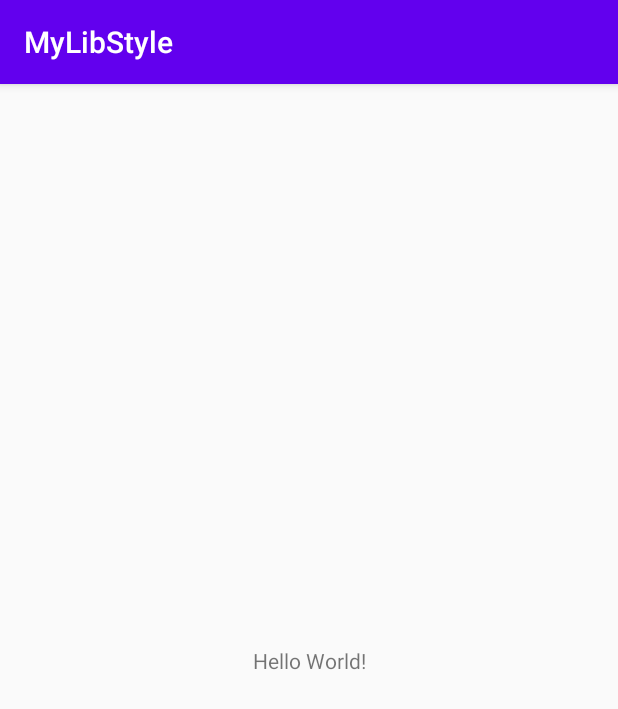
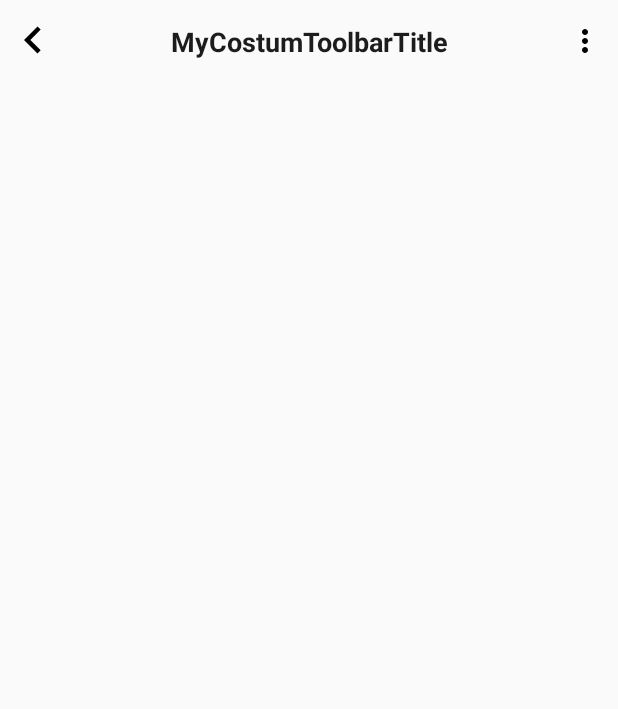
Before and after one commit to gzeinnumer/MyLibStyle, an Android app: the screen it shows after launch (MainActivity), on a phone screen of 412 x 824 dp. Shown: the top 709 px of the screen. Run offline under Robolectric (Android 15) with nearby library versions, the phone set to English and light mode, and no system bars.

Commit message:
bug on top text toolbar

```diff
--- a/app/build.gradle
+++ b/app/build.gradle
@@ -26,8 +26,11 @@ dependencies {
     implementation fileTree(dir: "libs", include: ["*.jar"])
     implementation 'androidx.appcompat:appcompat:1.2.0'
     implementation 'androidx.constraintlayout:constraintlayout:2.0.1'
+    implementation 'com.google.android.material:material:1.2.1'
     testImplementation 'junit:junit:4.12'
     androidTestImplementation 'androidx.test.ext:junit:1.1.2'
     androidTestImplementation 'androidx.test.espresso:espresso-core:3.3.0'
 
+    implementation project(':lib')
+
 }
--- a/app/src/main/res/layout/activity_main.xml
+++ b/app/src/main/res/layout/activity_main.xml
@@ -1,18 +1,41 @@
 <?xml version="1.0" encoding="utf-8"?>
-<androidx.constraintlayout.widget.ConstraintLayout xmlns:android="http://schemas.android.com/apk/res/android"
+<LinearLayout xmlns:android="http://schemas.android.com/apk/res/android"
     xmlns:app="http://schemas.android.com/apk/res-auto"
     xmlns:tools="http://schemas.android.com/tools"
     android:layout_width="match_parent"
     android:layout_height="match_parent"
+    android:orientation="vertical"
     tools:context=".MainActivity">
 
-    <TextView
-        android:layout_width="wrap_content"
-        android:layout_height="wrap_content"
-        android:text="Hello World!"
-        app:layout_constraintBottom_toBottomOf="parent"
-        app:layout_constraintLeft_toLeftOf="parent"
-        app:layout_constraintRight_toRightOf="parent"
-        app:layout_constraintTop_toTopOf="parent" />
+    <com.google.android.material.appbar.AppBarLayout
+        android:id="@+id/apb"
+        style="@style/MyAppbarLayout">
 
-</androidx.constraintlayout.widget.ConstraintLayout>
+        <com.google.android.material.appbar.MaterialToolbar
+            android:id="@+id/tb"
+            style="@style/MyMaterialToolbar">
+
+            <LinearLayout
+                android:layout_width="match_parent"
+                android:layout_height="wrap_content">
+
+                <ImageButton
+                    android:id="@+id/btn_back"
+                    style="@style/MyCostumToolbarImage"
+                    android:src="@drawable/mygzn_keyboard_arrow_left"
+                    android:tag="CostumToolbarImage" />
+
+                <TextView
+                    android:id="@+id/tv_toolbar"
+                    style="@style/MyCostumToolbarTitle"
+                    android:text="MyCostumToolbarTitle" />
+
+                <ImageButton
+                    android:id="@+id/btn_popup"
+                    style="@style/MyOptionMenu"
+                    android:src="@drawable/mygzn_more_vert" />
+            </LinearLayout>
+        </com.google.android.material.appbar.MaterialToolbar>
+    </com.google.android.material.appbar.AppBarLayout>
+
+</LinearLayout>
--- a/app/src/main/res/values/styles.xml
+++ b/app/src/main/res/values/styles.xml
@@ -1,6 +1,6 @@
 <resources>
     <!-- Base application theme. -->
-    <style name="AppTheme" parent="Theme.AppCompat.Light.DarkActionBar">
+    <style name="AppTheme" parent="Theme.AppCompat.Light.NoActionBar">
         <!-- Customize your theme here. -->
         <item name="colorPrimary">@color/colorPrimary</item>
         <item name="colorPrimaryDark">@color/colorPrimaryDark</item>
--- a/lib/src/main/res/values/styles.xml
+++ b/lib/src/main/res/values/styles.xml
@@ -84,6 +84,7 @@
         <item name="android:layout_weight">1</item>
         <item name="android:textSize">@dimen/h1</item>
         <item name="android:layout_marginStart">@dimen/text_margin</item>
+        <item name="android:layout_marginEnd">@dimen/text_margin</item>
         <item name="android:layout_marginTop">@dimen/text_margin</item>
         <item name="android:layout_marginBottom">@dimen/text_margin</item>
     </style>
@@ -98,14 +99,12 @@
         <item name="android:layout_marginStart">@dimen/text_margin</item>
         <item name="android:layout_marginTop">@dimen/text_margin</item>
         <item name="android:layout_marginBottom">@dimen/text_margin</item>
-        <item name="android:layout_marginEnd">16dp</item>
     </style>
 
     <style name="MyOptionMenu">
         <item name="android:backgroundTint">@android:color/transparent</item>
         <item name="android:layout_width">24dp</item>
         <item name="android:layout_height">24dp</item>
-        <item name="android:layout_marginStart">@dimen/text_margin</item>
         <item name="android:layout_marginTop">@dimen/text_margin</item>
         <item name="android:layout_marginBottom">@dimen/text_margin</item>
         <item name="android:layout_marginEnd">@dimen/text_margin</item>
```
